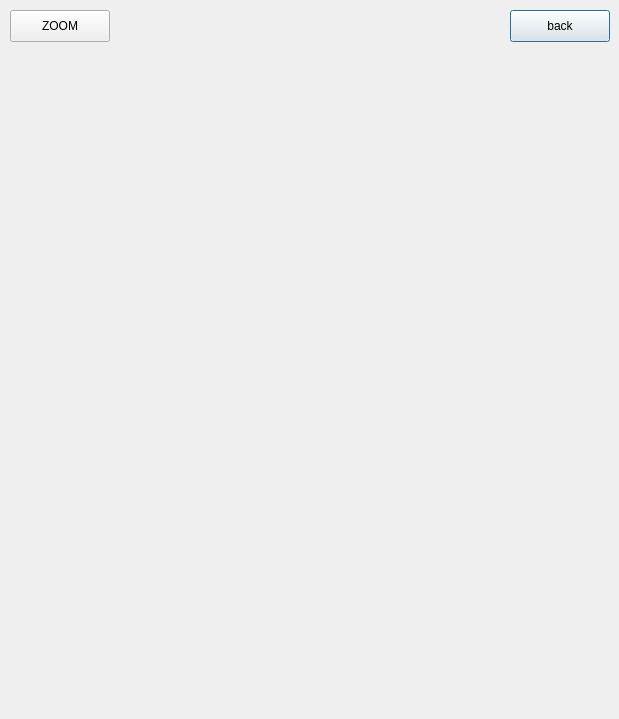
hamza-hamzaa/Study-Buddy-C.S2-Lab-project, file chatwindow.ui: the form before one commit.
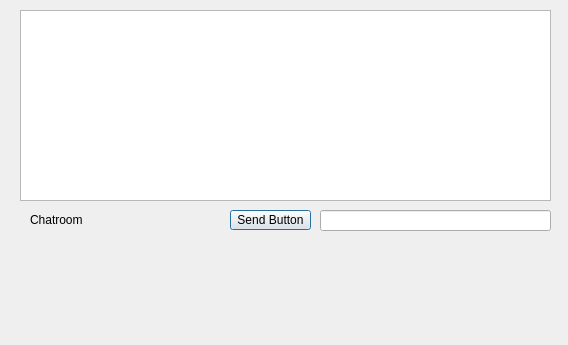
The form after the commit.

Patch:
```diff
--- a/chatwindow.ui
+++ b/chatwindow.ui
@@ -6,37 +6,70 @@
    <rect>
     <x>0</x>
     <y>0</y>
-    <width>619</width>
-    <height>719</height>
+    <width>568</width>
+    <height>345</height>
    </rect>
   </property>
   <property name="windowTitle">
    <string>Chat </string>
   </property>
-  <widget class="QPushButton" name="backButton">
+  <widget class="QTextEdit" name="ChatMessages">
    <property name="geometry">
     <rect>
-     <x>510</x>
+     <x>20</x>
      <y>10</y>
-     <width>100</width>
-     <height>32</height>
+     <width>531</width>
+     <height>191</height>
     </rect>
    </property>
+   <property name="html">
+    <string>&lt;!DOCTYPE HTML PUBLIC &quot;-//W3C//DTD HTML 4.0//EN&quot; &quot;http://www.w3.org/TR/REC-html40/strict.dtd&quot;&gt;
+&lt;html&gt;&lt;head&gt;&lt;meta name=&quot;qrichtext&quot; content=&quot;1&quot; /&gt;&lt;meta charset=&quot;utf-8&quot; /&gt;&lt;style type=&quot;text/css&quot;&gt;
+p, li { white-space: pre-wrap; }
+hr { height: 1px; border-width: 0; }
+li.unchecked::marker { content: &quot;\2610&quot;; }
+li.checked::marker { content: &quot;\2612&quot;; }
+&lt;/style&gt;&lt;/head&gt;&lt;body style=&quot; font-family:'Segoe UI'; font-size:9pt; font-weight:400; font-style:normal;&quot;&gt;
+&lt;p style=&quot;-qt-paragraph-type:empty; margin-top:0px; margin-bottom:0px; margin-left:0px; margin-right:0px; -qt-block-indent:0; text-indent:0px;&quot;&gt;&lt;br /&gt;&lt;/p&gt;&lt;/body&gt;&lt;/html&gt;</string>
+   </property>
+  </widget>
+  <widget class="QLineEdit" name="Inputbox">
+   <property name="geometry">
+    <rect>
+     <x>320</x>
+     <y>210</y>
+     <width>231</width>
+     <height>21</height>
+    </rect>
+   </property>
    <property name="text">
-    <string>back</string>
+    <string/>
    </property>
   </widget>
   <widget class="QPushButton" name="zoomButton">
    <property name="geometry">
     <rect>
-     <x>10</x>
-     <y>10</y>
-     <width>100</width>
-     <height>32</height>
+     <x>230</x>
+     <y>210</y>
+     <width>81</width>
+     <height>20</height>
     </rect>
    </property>
    <property name="text">
-    <string>ZOOM</string>
+    <string>Send Button</string>
+   </property>
+  </widget>
+  <widget class="QLabel" name="Chatroom">
+   <property name="geometry">
+    <rect>
+     <x>30</x>
+     <y>210</y>
+     <width>191</width>
+     <height>20</height>
+    </rect>
+   </property>
+   <property name="text">
+    <string>Chatroom</string>
    </property>
   </widget>
  </widget>
```
Left out of the diff: 8 changed lines with no effect on the pictures.
